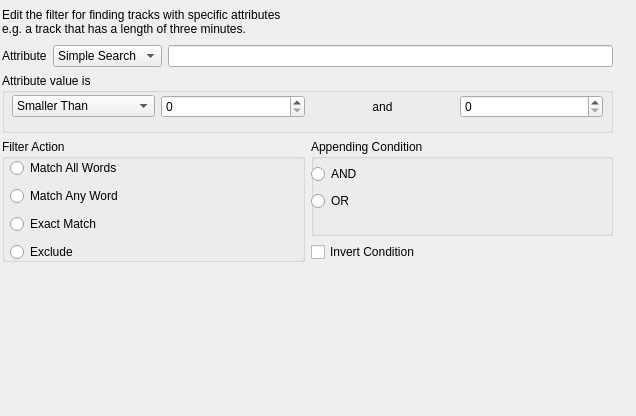
Above: src/dialogs/EditFilterDialog.ui from KDE/amarok before the change. Below: the same form after it.
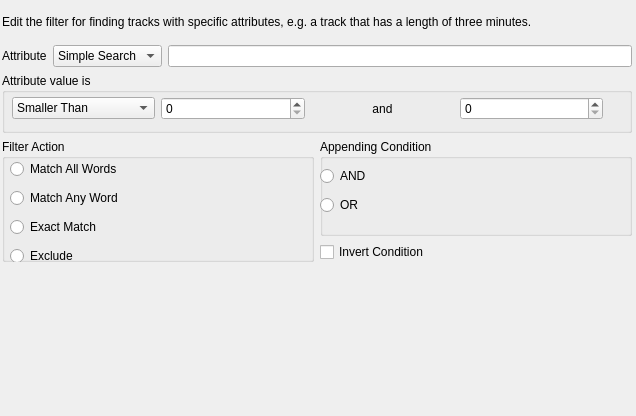
That is the form after the change. Custom widgets are drawn as their Qt base class.

Commit message: Remove unneeded line break in description.

Diff of the .ui file:
```diff
--- a/src/dialogs/EditFilterDialog.ui
+++ b/src/dialogs/EditFilterDialog.ui
@@ -29,7 +29,7 @@
     <rect>
      <x>2</x>
      <y>5</y>
-     <width>611</width>
+     <width>630</width>
      <height>401</height>
     </rect>
    </property>
@@ -52,8 +52,7 @@
        </size>
       </property>
       <property name="text" >
-       <string>Edit the filter for finding tracks with specific attributes
-e.g. a track that has a length of three minutes.</string>
+       <string>Edit the filter for finding tracks with specific attributes, e.g. a track that has a length of three minutes.</string>
       </property>
      </widget>
     </item>
@@ -156,7 +155,7 @@
          <x>10</x>
          <y>21</y>
          <width>591</width>
-         <height>25</height>
+         <height>29</height>
         </rect>
        </property>
        <layout class="QHBoxLayout" name="horizontalLayout" >
@@ -233,8 +232,8 @@
           <rect>
            <x>8</x>
            <y>17</y>
-           <width>124</width>
-           <height>110</height>
+           <width>130</width>
+           <height>114</height>
           </rect>
          </property>
          <layout class="QVBoxLayout" name="ratioLayout" >
@@ -301,7 +300,7 @@
              <x>0</x>
              <y>24</y>
              <width>60</width>
-             <height>50</height>
+             <height>56</height>
             </rect>
            </property>
            <layout class="QVBoxLayout" name="ratioLayout2" >
```
